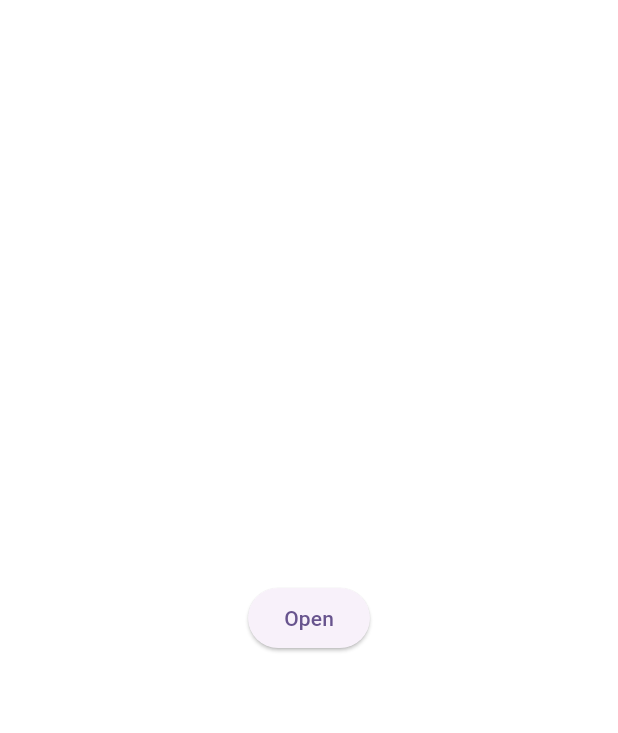
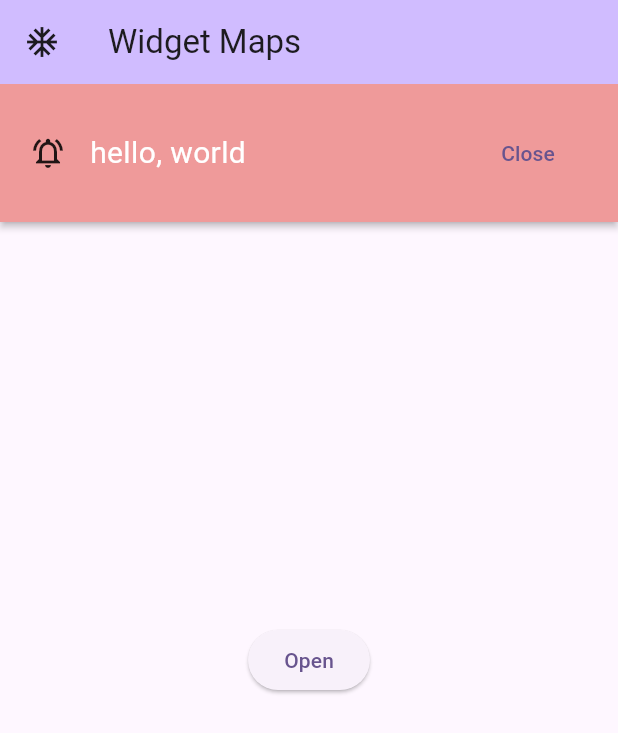
Before and after one commit to javs-nojs/widgets_flutter, a Flutter app: the screen it shows after launch, after a tap on "Open", on a phone screen of 412 x 824 dp. Shown: the top 733 px of the screen. Run offline on Flutter 3.47's test engine with Material 3 defaults, Android fonts, the phone set to English and light mode, and no system bars.

Commit message:
Material Banner

```diff
--- a/lib/main.dart
+++ b/lib/main.dart
@@ -16,7 +16,14 @@ class MyApp extends StatelessWidget {
         colorScheme: ColorScheme.fromSeed(seedColor: Colors.deepPurple),
         useMaterial3: true,
       ),
-      home: const Example(),
+      home: Scaffold(
+        appBar: AppBar(
+          backgroundColor: ThemeData.light().colorScheme.inversePrimary,
+          leading: const Icon(Icons.ac_unit_sharp),
+          title: const Text('Widget Maps'),
+        ),
+        body: const MaterialBannerExample(),
+      ),
     );
   }
 }
--- a/lib/widgets/material_banner.dart
+++ b/lib/widgets/material_banner.dart
@@ -1,7 +1,7 @@
 import 'package:flutter/material.dart';
 
-class Example extends StatelessWidget {
-  const Example({super.key});
+class MaterialBannerExample extends StatelessWidget {
+  const MaterialBannerExample({super.key});
 
   @override
   Widget build(BuildContext context) {
@@ -10,15 +10,18 @@ class Example extends StatelessWidget {
           onPressed: () => ScaffoldMessenger.of(context).showMaterialBanner(
                 MaterialBanner(
                   padding: const EdgeInsets.all(20.0),
-                  backgroundColor: Colors.red,
-                  elevation: 5,
+                  backgroundColor: Colors.red[200],
+                  elevation: 2.0,
                   leading: const Icon(Icons.notifications_active_outlined),
-                  content: const Text('hello'),
+                  content: const Text(
+                    'hello, world',
+                    style: TextStyle(fontSize: 20.0, color: Colors.white),
+                  ),
                   actions: <Widget>[
                     TextButton(
                       onPressed: () => ScaffoldMessenger.of(context)
                           .hideCurrentMaterialBanner(),
-                      child: const Text('dissmis'),
+                      child: const Text('Close'),
                     ),
                   ],
                 ),
```
Also changed, not shown: pubspec.lock.
